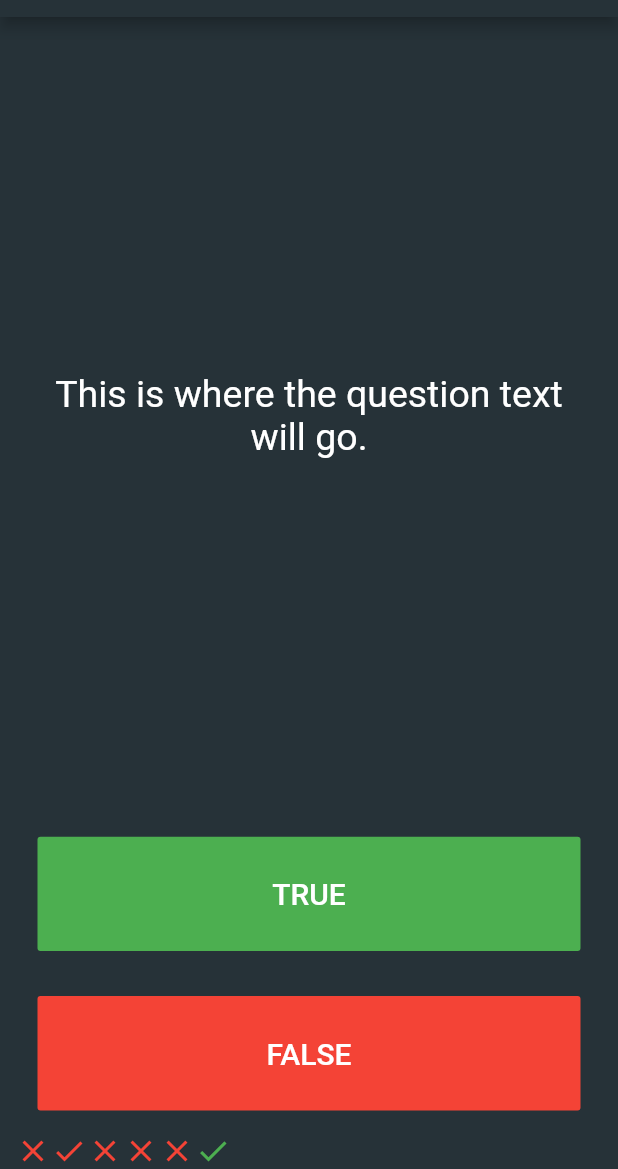
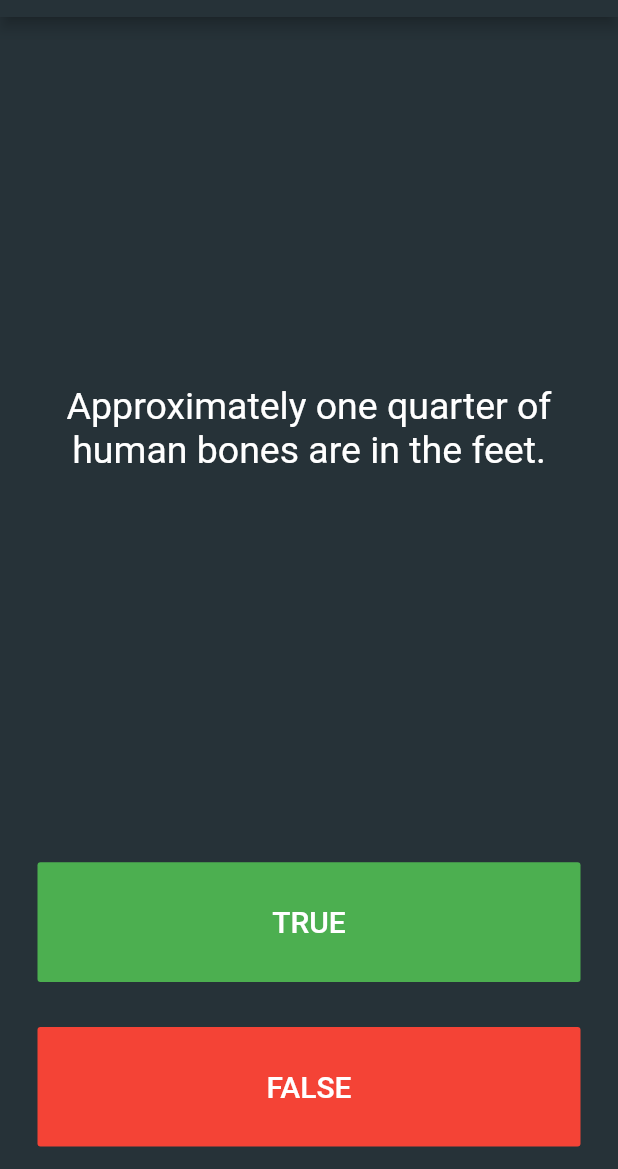
Before and after one commit to rashidrazak/flutter-quizzler, a Flutter app: the screen it shows after launch, after a tap on "TRUE", on a phone screen of 412 x 824 dp, the part 67-1236 px from its top. Run offline on Flutter 3.47's test engine with Material 2 defaults, Android fonts, the phone set to English and light mode, and no system bars.

Commit message:
Add feature - display next question on buttons click.

```diff
--- a/lib/main.dart
+++ b/lib/main.dart
@@ -29,28 +29,14 @@ class QuizPage extends StatefulWidget {
 }
 
 class _QuizPageState extends State<QuizPage> {
-  List<Icon> scoreKeeper = [
-    Icon(
-      Icons.close,
-      color: Colors.red,
-    ),
-    Icon(
-      Icons.check,
-      color: Colors.red,
-    ),
-    Icon(
-      Icons.close,
-      color: Colors.red,
-    ),
-    Icon(
-      Icons.close,
-      color: Colors.red,
-    ),
-    Icon(
-      Icons.close,
-      color: Colors.red,
-    ),
+  List<Icon> scoreKeeper = [];
+  List<String> questions = [
+    'You can lead a cow down stairs but not up stairs.',
+    'Approximately one quarter of human bones are in the feet.',
+    'A slug\'s blood is green.',
   ];
+
+  int questionNumber = 0;
 
   @override
   Widget build(BuildContext context) {
@@ -64,7 +50,7 @@ class _QuizPageState extends State<QuizPage> {
             padding: EdgeInsets.all(10.0),
             child: Center(
               child: Text(
-                'This is where the question text will go.',
+                questions[questionNumber],
                 textAlign: TextAlign.center,
                 style: TextStyle(
                   fontSize: 25.0,
@@ -82,12 +68,7 @@ class _QuizPageState extends State<QuizPage> {
               color: Colors.green,
               onPressed: () {
                 setState(() {
-                  scoreKeeper.add(
-                    Icon(
-                      Icons.check,
-                      color: Colors.green,
-                    ),
-                  );
+                  questionNumber++;
                 });
               },
               child: Text(
@@ -106,7 +87,11 @@ class _QuizPageState extends State<QuizPage> {
             child: FlatButton(
               textColor: Colors.white,
               color: Colors.red,
-              onPressed: () {},
+              onPressed: () {
+                setState(() {
+                  questionNumber++;
+                });
+              },
               child: Text(
                 'FALSE',
                 style: TextStyle(
```
